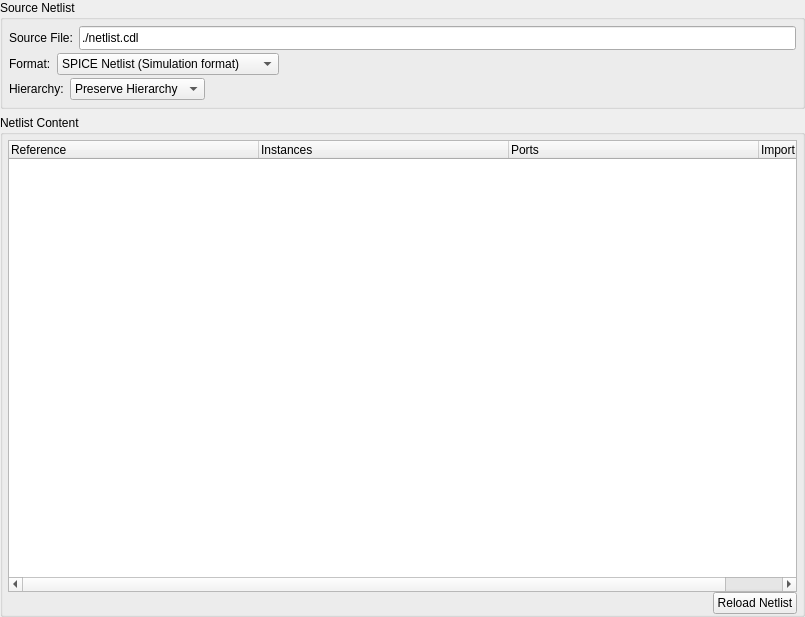
Old version of the form pymacros/NetlistImportConfig_NetlistPage.ui in the repository iic-jku/klayout-netlist-import.
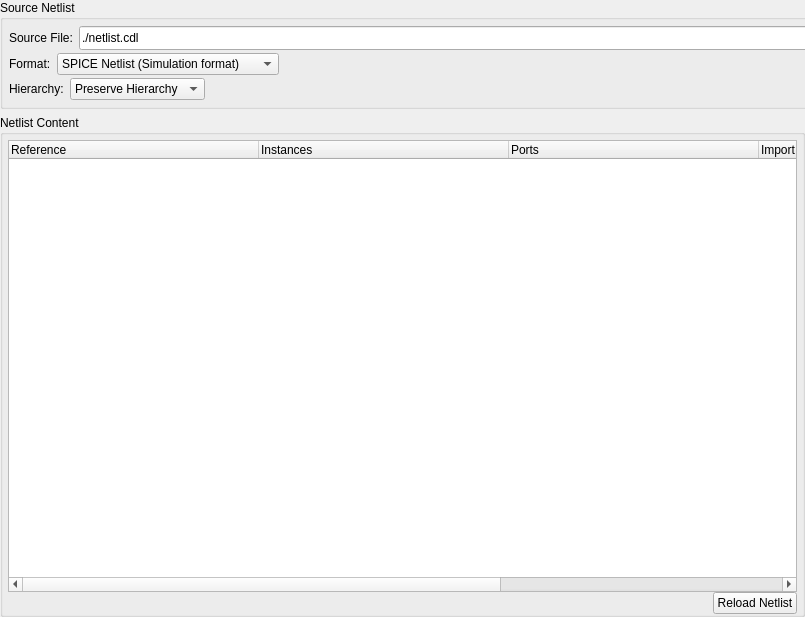
New version of the form.

Commit message: Added import settings with dynamic widget

Diff of the .ui file:
```diff
--- a/pymacros/NetlistImportConfig_NetlistPage.ui
+++ b/pymacros/NetlistImportConfig_NetlistPage.ui
@@ -36,6 +36,12 @@
     <layout class="QVBoxLayout" name="verticalLayout_6">
      <item>
       <widget class="QGroupBox" name="groupBox_3">
+       <property name="minimumSize">
+        <size>
+         <width>900</width>
+         <height>0</height>
+        </size>
+       </property>
        <property name="title">
         <string>Source Netlist</string>
        </property>
@@ -215,7 +221,12 @@
         </column>
         <column>
          <property name="text">
-          <string>Import Settings</string>
+          <string>Import Setting</string>
+         </property>
+        </column>
+        <column>
+         <property name="text">
+          <string>Import Params</string>
          </property>
         </column>
        </widget>
```
The commit also changes 1 other file.
